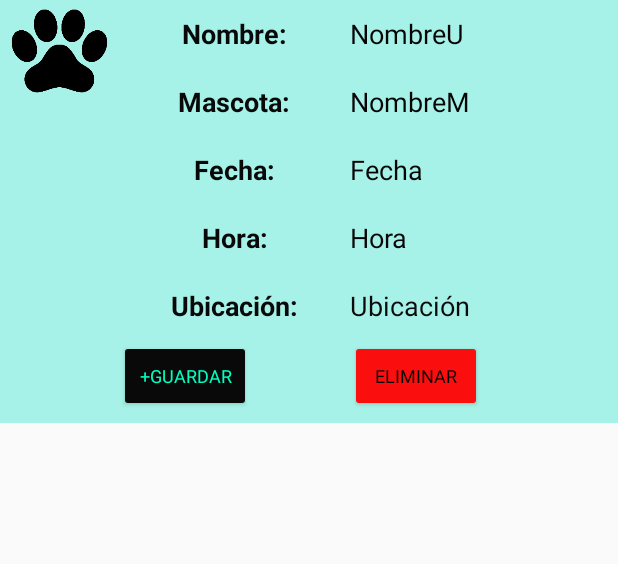
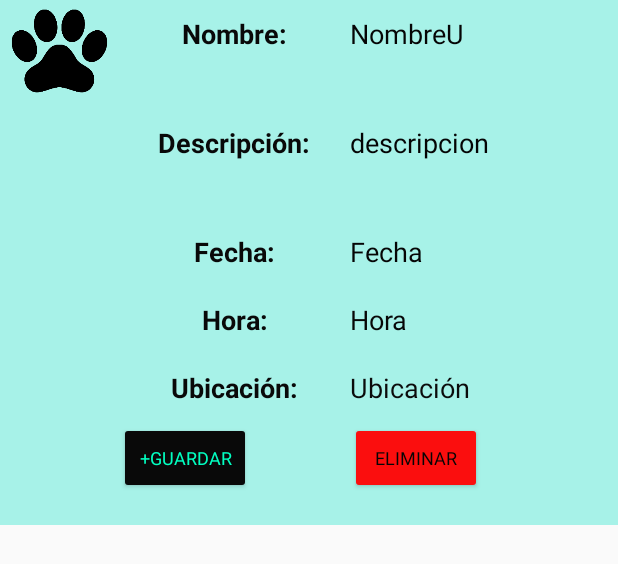
Before and after one commit to salmonius/YouPetAndroidStudio, an Android app: the layout item_perfil_eventos.xml on its own in the app's theme, with its tools: preview values and no code run, on a phone screen of 412 x 824 dp. Shown: the top 564 px of the screen. Run offline under Robolectric (Android 15) with nearby library versions, the phone set to English and light mode, and no system bars; Roboto replaces fonts that are not available here.

Commit message:
mejoras del miercoles 02/04/25

```diff
--- a/app/src/main/java/com/example/youpet/CrearEventoActivity.java
+++ b/app/src/main/java/com/example/youpet/CrearEventoActivity.java
@@ -104,6 +104,7 @@ public class CrearEventoActivity extends AppCompatActivity {
             @Override
             public void onClick(View v) {
                 atras = new Intent(CrearEventoActivity.this,PrincipalActivity.class);
+                atras.putExtra("ID",extras.getInt("ID"));
                 startActivity(atras);
 
             }
--- a/app/src/main/res/layout/activity_principal.xml
+++ b/app/src/main/res/layout/activity_principal.xml
@@ -433,6 +433,7 @@
         android:layout_marginTop="8dp"
         android:layout_marginEnd="24dp"
         android:background="#FFFFFF"
+        android:cacheColorHint="#050505"
         app:layout_constraintEnd_toEndOf="parent"
         app:layout_constraintHorizontal_bias="0.363"
         app:layout_constraintStart_toStartOf="parent"
--- a/app/src/main/res/layout/item_perfil_eventos.xml
+++ b/app/src/main/res/layout/item_perfil_eventos.xml
@@ -3,7 +3,7 @@
     xmlns:app="http://schemas.android.com/apk/res-auto"
     xmlns:tools="http://schemas.android.com/tools"
     android:layout_width="match_parent"
-    android:layout_height="282dp"
+    android:layout_height="350dp"
     android:background="#A7F2E8">
 
     <ImageView
@@ -15,7 +15,7 @@
 
     <LinearLayout
         android:layout_width="154dp"
-        android:layout_height="281dp"
+        android:layout_height="350dp"
         android:orientation="vertical">
 
         <TextView
@@ -32,10 +32,10 @@
         <TextView
             android:id="@+id/item_tv2_eventos"
             android:layout_width="match_parent"
-            android:layout_height="45dp"
+            android:layout_height="100dp"
             android:fontFamily="@font/merienda_one"
             android:gravity="center"
-            android:text="Mascota:"
+            android:text="Descripción:"
             android:textColor="#090909"
             android:textSize="18sp"
             android:textStyle="bold" />
@@ -87,7 +87,7 @@
 
     <LinearLayout
         android:layout_width="match_parent"
-        android:layout_height="281dp"
+        android:layout_height="350dp"
         android:orientation="vertical">
 
         <EditText
@@ -103,11 +103,11 @@
         <EditText
             android:id="@+id/item_edit2_eventos_mascota"
             android:layout_width="wrap_content"
-            android:layout_height="45dp"
+            android:layout_height="100dp"
             android:background="#A7F2E8"
             android:ems="10"
             android:inputType="text"
-            android:text="NombreM"
+            android:text="descripcion"
             android:textColor="#040404" />
 
         <EditText
```
Also changed, not shown: app/src/main/java/com/example/youpet/GestorDeBD.java (+21 -0 lines), app/src/main/java/com/example/youpet/PerfilActivity.java (+27 -4 lines), app/src/main/java/com/example/youpet/PrincipalActivity.java (+46 -1 lines).
